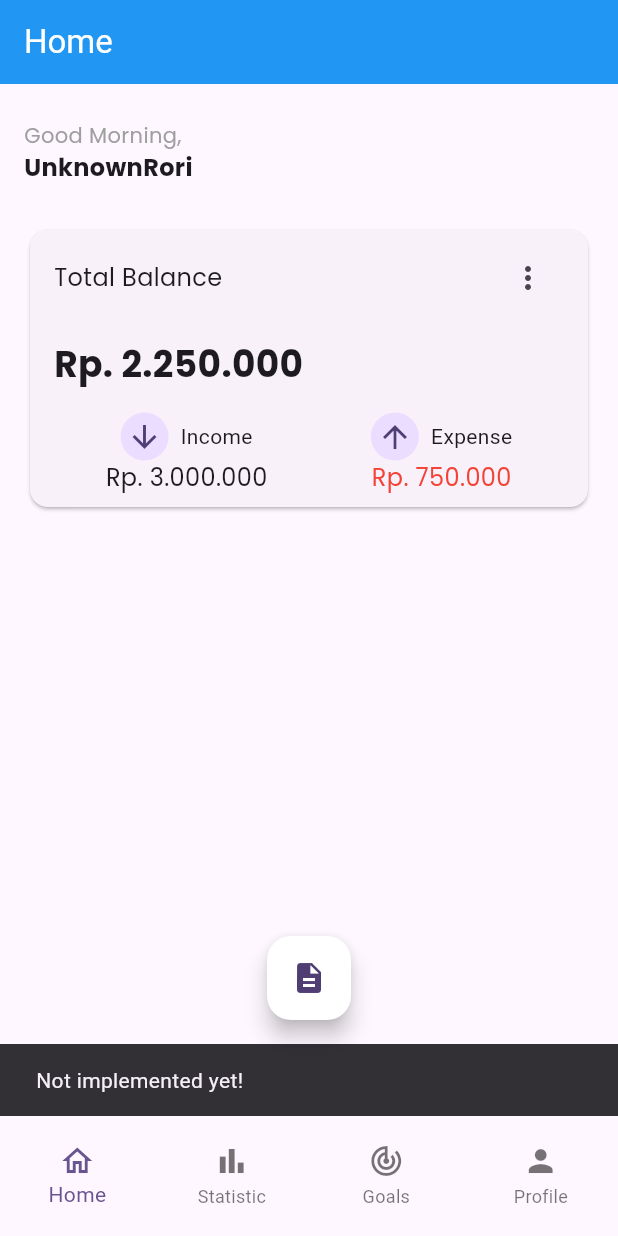
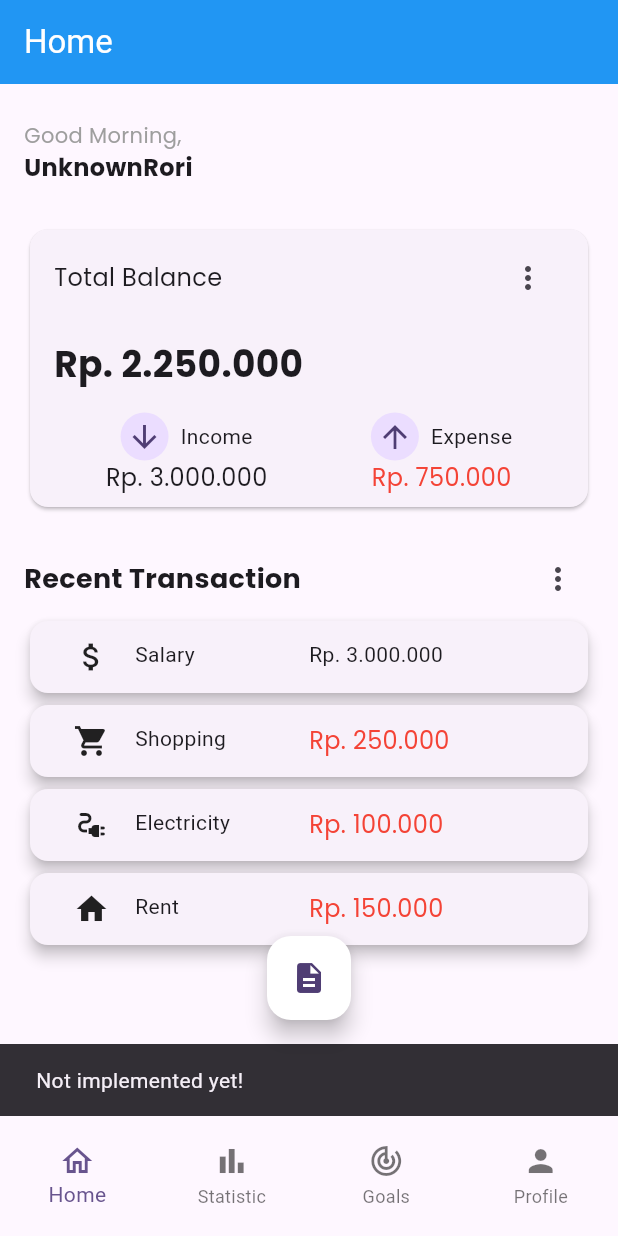
Before and after one commit to UnknownRori/budgetmate, a Flutter app: the screen it shows after launch, after a tap on the "more vert" icon, on a phone screen of 412 x 824 dp. Run offline on Flutter 3.47's test engine with Material 3 defaults, Android fonts, the light colour scheme and no system bars.

Commit message:
📦 Implement home page properly

```diff
--- /dev/null
+++ b/lib/components/transaction_item.dart
@@ -0,0 +1,57 @@
+import 'package:budget_mate/models/transaction.dart';
+import 'package:budget_mate/utils/theme.dart';
+import 'package:flutter/material.dart';
+import 'package:intl/intl.dart';
+
+class TransactionItemList extends StatelessWidget {
+  final List<Transaction> data;
+
+  const TransactionItemList({super.key, required this.data});
+
+  @override
+  Widget build(BuildContext context) {
+    final NumberFormat formatter =
+        NumberFormat.currency(locale: 'id_ID', symbol: 'Rp. ');
+
+    return ListView.builder(
+        itemCount: data.length,
+        itemBuilder: (context, index) {
+          final item = data[index];
+
+          final String itemAmount = formatter.format(item.amount);
+          return InkWell(
+            onTap: () => ScaffoldMessenger.of(context).showSnackBar(
+              const SnackBar(
+                content: Text("Not implemented yet!"),
+                duration: Duration(seconds: 1),
+              ),
+            ),
+            child: Card(
+              elevation: 4,
+              child: Padding(
+                padding: const EdgeInsets.all(12),
+                child: Row(
+                  crossAxisAlignment: CrossAxisAlignment.start,
+                  children: [
+                    Expanded(
+                      flex: 1,
+                      child: Icon(item.getCategoryIcon()),
+                    ),
+                    Expanded(
+                      flex: 2,
+                      child: Text(item.category),
+                    ),
+                    Expanded(
+                      flex: 3,
+                      child: item.type == TransactionType.income
+                          ? Text(itemAmount)
+                          : Text(itemAmount, style: mobile.textDanger),
+                    )
+                  ],
+                ),
+              ),
+            ),
+          );
+        });
+  }
+}
--- a/lib/models/transaction.dart
+++ b/lib/models/transaction.dart
@@ -15,7 +15,7 @@ Map<String, IconData> categoryIcons = {
   'Rent': Icons.home,
 };
 
-class Transaction {
+class Transaction extends ChangeNotifier {
   String id;
   TransactionType type;
   double amount;
@@ -93,6 +93,13 @@ class TransactionRepository {
     return false;
   }
 
+  List<Transaction> latestTransactions(int total) {
+    List<Transaction> sortedTransactions = List.from(_data);
+    sortedTransactions.sort((a, b) => b.date.compareTo(a.date));
+
+    return sortedTransactions.take(4).toList();
+  }
+
   double get totalBalance {
     return _data.fold(0, (total, transaction) {
       switch (transaction.type) {
--- a/lib/page/home_page.dart
+++ b/lib/page/home_page.dart
@@ -1,3 +1,4 @@
+import 'package:budget_mate/components/transaction_item.dart';
 import 'package:budget_mate/models/transaction.dart';
 import 'package:budget_mate/utils/greetings.dart';
 import 'package:budget_mate/utils/theme.dart';
@@ -81,7 +82,7 @@ class HomeMobile extends StatelessWidget {
                     const SizedBox(height: 16),
                     Text(
                       totalBalanceFormatted,
-                      style: mobile.textBig,
+                      style: mobile.textBigBold,
                     ),
                     const SizedBox(height: 16),
                     Row(
@@ -129,6 +130,30 @@ class HomeMobile extends StatelessWidget {
                 ),
               ),
             ),
+            const SizedBox(height: 20),
+            Row(
+              mainAxisAlignment: MainAxisAlignment.spaceBetween,
+              children: [
+                Text(
+                  "Recent Transaction",
+                  style: mobile.textMidBold,
+                ),
+                IconButton(
+                  onPressed: () => ScaffoldMessenger.of(context).showSnackBar(
+                    const SnackBar(
+                      content: Text("Not implemented yet!"),
+                      duration: Duration(seconds: 1),
+                    ),
+                  ),
+                  icon: const Icon(Icons.more_vert),
+                ),
+              ],
+            ),
+            Expanded(
+              child: TransactionItemList(
+                data: transactionRepo.latestTransactions(5),
+              ),
+            ),
           ],
         ),
       ),
--- a/lib/utils/theme.dart
+++ b/lib/utils/theme.dart
@@ -7,7 +7,9 @@ class Theme {
   final TextStyle textBold;
   final TextStyle textDanger;
 
-  final TextStyle textBig;
+  final TextStyle textMidBold;
+
+  final TextStyle textBigBold;
 
   final TextStyle textSmallInfo;
 
@@ -19,7 +21,8 @@ class Theme {
     required this.text,
     required this.textBold,
     required this.textDanger,
-    required this.textBig,
+    required this.textMidBold,
+    required this.textBigBold,
     required this.textSmallInfo,
     required this.pagePadding,
   });
@@ -33,7 +36,9 @@ const Theme mobile = Theme(
   text: TextStyle(fontSize: 16, fontFamily: 'poppins'),
   textBold: TextStyle(
       fontSize: 16, fontFamily: 'poppins', fontWeight: FontWeight.bold),
-  textBig: TextStyle(
+  textMidBold: TextStyle(
+      fontSize: 18, fontFamily: 'poppins', fontWeight: FontWeight.bold),
+  textBigBold: TextStyle(
       fontSize: 24, fontFamily: 'poppins', fontWeight: FontWeight.bold),
   textSmallInfo:
       TextStyle(fontSize: 14, fontFamily: 'poppins', color: Colors.grey),
```
